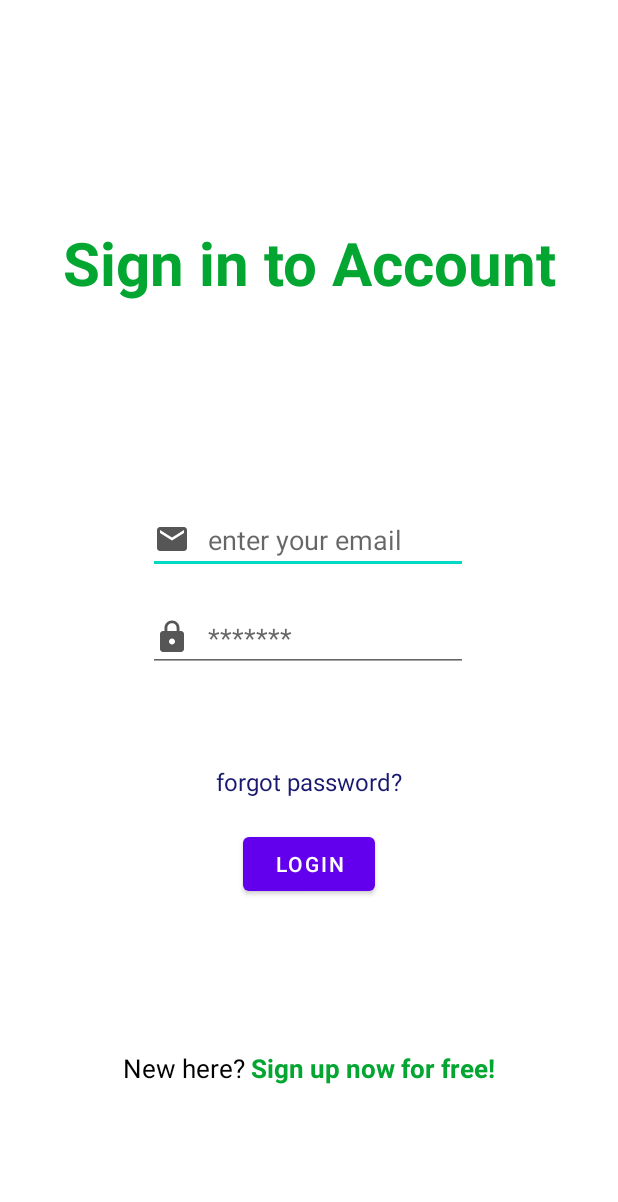
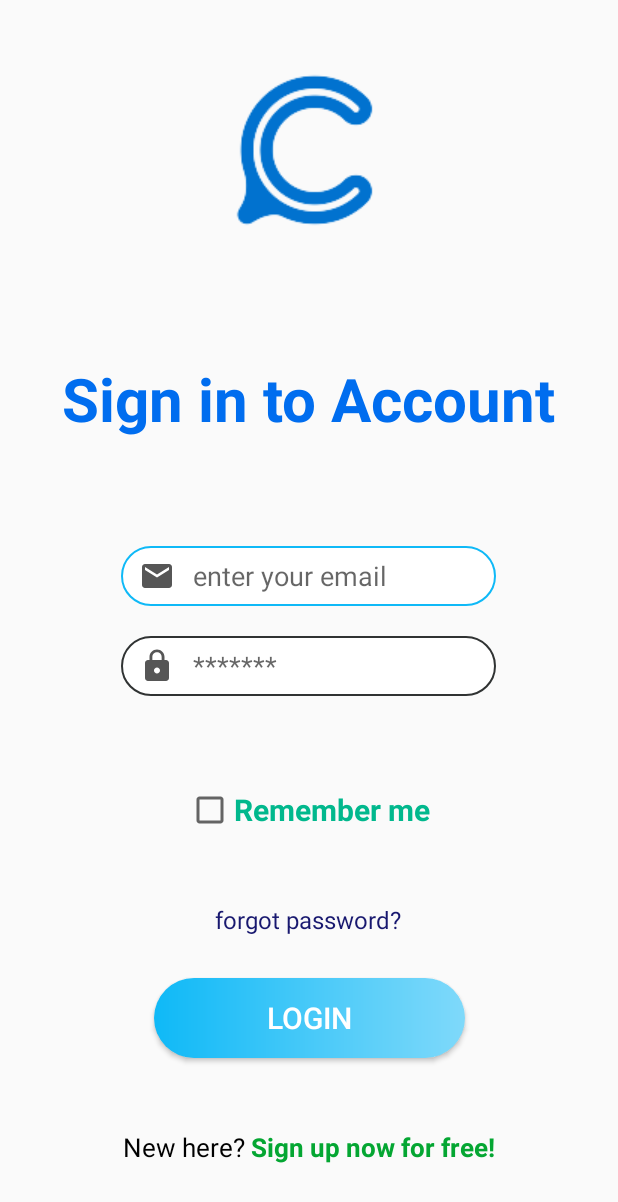
Before and after one commit to Raziur306/ChatBiz, an Android app: the screen it shows after launch (LoginActivity), on a phone screen of 412 x 824 dp. Shown: the top 1202 px of the screen. Run offline under Robolectric (Android 15) with nearby library versions, the phone set to English and light mode, and no system bars; our stand-ins replace Firebase (no records; nobody signed in at launch, a user with empty details on screens opened directly).

Commit message:
Login Activity and Reg Update

```diff
--- /dev/null
+++ b/app/src/main/res/drawable/custombutton.xml
@@ -0,0 +1,5 @@
+<?xml version="1.0" encoding="utf-8"?>
+<shape xmlns:android="http://schemas.android.com/apk/res/android" android:shape="rectangle">
+    <gradient android:startColor="#0fb9f7" android:endColor="#7fd9fa" android:type="linear" />
+    <corners android:radius="500dp"/>
+</shape>
--- /dev/null
+++ b/app/src/main/res/drawable/email.xml
@@ -0,0 +1,18 @@
+<?xml version="1.0" encoding="utf-8"?>
+<selector xmlns:android="http://schemas.android.com/apk/res/android">
+    <item android:state_enabled="true" android:state_focused="true">
+        <shape android:shape="rectangle">
+            <solid android:color="@color/white"/>
+            <stroke android:color="#0fb9f7" android:width="1dp" />
+            <corners android:radius="100dp"/>
+        </shape>
+    </item>
+
+    <item android:state_enabled="true">
+        <shape android:shape="rectangle" >
+            <solid android:color="@color/white"/>
+            <stroke android:color="#303333" android:width="1dp" />
+            <corners android:radius="100dp"/>
+        </shape>
+    </item>
+</selector>
--- /dev/null
+++ b/app/src/main/res/drawable/regcustombutton.xml
@@ -0,0 +1,5 @@
+<?xml version="1.0" encoding="utf-8"?>
+<shape xmlns:android="http://schemas.android.com/apk/res/android" android:shape="rectangle">
+    <gradient android:startColor="#21ff42" android:endColor="#7fd9fa" android:type="linear" />
+    <corners android:radius="500dp"/>
+</shape>
--- a/app/src/main/res/layout/activity_login.xml
+++ b/app/src/main/res/layout/activity_login.xml
@@ -15,38 +15,44 @@
         android:text="Sign in to Account"
         android:textAlignment="center"
         android:textAllCaps="false"
-        android:textColor="#04A632"
+        android:textColor="#006DEF"
         android:textSize="40sp"
         android:textStyle="bold"
         app:layout_constraintBottom_toBottomOf="parent"
         app:layout_constraintEnd_toEndOf="parent"
+        app:layout_constraintHorizontal_bias="0.0"
         app:layout_constraintStart_toStartOf="parent"
         app:layout_constraintTop_toTopOf="parent"
-        app:layout_constraintVertical_bias="0.194" />
+        app:layout_constraintVertical_bias="0.313" />
 
     <EditText
         android:id="@+id/loginEmail"
-        android:layout_width="wrap_content"
-        android:layout_height="wrap_content"
-        android:layout_marginTop="128dp"
-        android:ems="10"
+        android:layout_width="250dp"
+        android:layout_height="40dp"
+        android:layout_marginTop="64dp"
+        android:background="@drawable/email"
         android:drawableStart="@drawable/ic_email"
         android:drawablePadding="12dp"
+        android:ems="10"
         android:hint="enter your email"
         android:inputType="textEmailAddress"
+        android:paddingStart="12dp"
+        android:paddingEnd="12dp"
         app:layout_constraintEnd_toEndOf="parent"
-        app:layout_constraintHorizontal_bias="0.497"
+        app:layout_constraintHorizontal_bias="0.496"
         app:layout_constraintStart_toStartOf="parent"
         app:layout_constraintTop_toBottomOf="@+id/textView11" />
 
     <Button
         android:id="@+id/loginBtn"
-        android:layout_width="wrap_content"
-        android:layout_height="wrap_content"
-        android:layout_marginTop="104dp"
+        android:layout_width="207dp"
+        android:layout_height="53dp"
+        android:layout_marginTop="188dp"
+        android:background="@drawable/custombutton"
         android:text="Login"
+        android:textColor="@color/white"
+        android:textSize="20dp"
         app:layout_constraintEnd_toEndOf="parent"
-        app:layout_constraintHorizontal_bias="0.501"
         app:layout_constraintStart_toStartOf="parent"
         app:layout_constraintTop_toBottomOf="@+id/loginPass" />
 
@@ -58,6 +64,7 @@
         android:text=" Invalid password or email"
         android:textColor="#ED0000"
         android:textSize="13sp"
+        android:layout_marginBottom="40dp"
         android:visibility="gone"
         app:layout_constraintBottom_toTopOf="@+id/textView15"
         app:layout_constraintEnd_toEndOf="parent"
@@ -97,14 +104,18 @@
 
     <EditText
         android:id="@+id/loginPass"
-        android:layout_width="wrap_content"
-        android:layout_height="wrap_content"
+        android:layout_width="250dp"
+        android:layout_height="40dp"
         android:layout_marginTop="20dp"
-        android:ems="10"
-        android:hint="*******"
+        android:background="@drawable/email"
         android:drawableStart="@drawable/ic_lock"
         android:drawablePadding="12dp"
+        android:ems="10"
+
+        android:hint="*******"
         android:inputType="text|textPassword"
+        android:paddingStart="12dp"
+        android:paddingEnd="12dp"
         app:layout_constraintBottom_toBottomOf="parent"
         app:layout_constraintEnd_toEndOf="parent"
         app:layout_constraintHorizontal_bias="0.497"
@@ -116,13 +127,41 @@
         android:id="@+id/textView15"
         android:layout_width="wrap_content"
         android:layout_height="wrap_content"
-        android:layout_marginBottom="20dp"
+        android:layout_marginBottom="28dp"
         android:text="forgot password?"
         android:textColor="#E9020261"
         android:textSize="16sp"
         app:layout_constraintBottom_toTopOf="@+id/loginBtn"
         app:layout_constraintEnd_toEndOf="parent"
+        app:layout_constraintHorizontal_bias="0.498"
         app:layout_constraintStart_toStartOf="parent"
         tools:textStyle="bold" />
 
+    <CheckBox
+        android:id="@+id/checkBox2"
+        android:layout_width="wrap_content"
+        android:layout_height="wrap_content"
+        android:text="Remember me"
+        android:textColor="#01B88D"
+        android:textSize="20sp"
+        android:textStyle="bold"
+        app:layout_constraintBottom_toTopOf="@+id/loginBtn"
+        app:layout_constraintEnd_toEndOf="parent"
+        app:layout_constraintHorizontal_bias="0.497"
+        app:layout_constraintStart_toStartOf="parent"
+        app:layout_constraintTop_toBottomOf="@+id/loginPass"
+        app:layout_constraintVertical_bias="0.385" />
+
+    <ImageView
+        android:id="@+id/imageView3"
+        android:layout_width="wrap_content"
+        android:layout_height="wrap_content"
+        android:src="@drawable/logo"
+        android:textAlignment="center"
+        app:layout_constraintEnd_toEndOf="parent"
+        app:layout_constraintStart_toStartOf="parent"
+        tools:layout_editor_absoluteY="29dp" />@drawable/logo"
+    tools:layout_editor_absoluteX="99dp"
+    tools:layout_editor_absoluteY="16dp" />
+
 </androidx.constraintlayout.widget.ConstraintLayout>
--- a/app/src/main/res/values-night/themes.xml
+++ b/app/src/main/res/values-night/themes.xml
@@ -1,6 +1,6 @@
 <resources xmlns:tools="http://schemas.android.com/tools">
     <!-- Base application theme. -->
-    <style name="Theme.ChatBiz" parent="Theme.MaterialComponents.DayNight.NoActionBar">
+    <style name="Theme.ChatBiz" parent="Theme.AppCompat.DayNight.NoActionBar">
         <!-- Primary brand color. -->
         <item name="colorPrimary">@color/purple_200</item>
         <item name="colorPrimaryVariant">@color/purple_700</item>
--- a/app/src/main/res/values-v29/themes.xml
+++ b/app/src/main/res/values-v29/themes.xml
@@ -1,7 +1,7 @@
 <?xml version="1.0" encoding="utf-8"?>
 <resources xmlns:tools="http://schemas.android.com/tools">
 
-    <style name="Theme.ChatBiz" parent="Theme.MaterialComponents.DayNight.NoActionBar">
+    <style name="Theme.ChatBiz" parent="Theme.AppCompat.DayNight.NoActionBar">
         <!-- Primary brand color. -->
         <item name="colorPrimary">@color/purple_500</item>
         <item name="colorPrimaryVariant">@color/purple_700</item>
--- a/app/src/main/res/values/themes.xml
+++ b/app/src/main/res/values/themes.xml
@@ -1,6 +1,6 @@
 <resources xmlns:tools="http://schemas.android.com/tools">
     <!-- Base application theme. -->
-    <style name="Theme.ChatBiz" parent="Theme.MaterialComponents.DayNight.NoActionBar">
+    <style name="Theme.ChatBiz" parent="Theme.AppCompat.DayNight.NoActionBar">
         <!-- Primary brand color. -->
         <item name="colorPrimary">@color/purple_500</item>
         <item name="colorPrimaryVariant">@color/purple_700</item>
```
Also changed, not shown: app/src/main/res/drawable/regact.xml (added, +18 -0 lines), app/src/main/res/layout/activity_registration.xml (+34 -14 lines).
